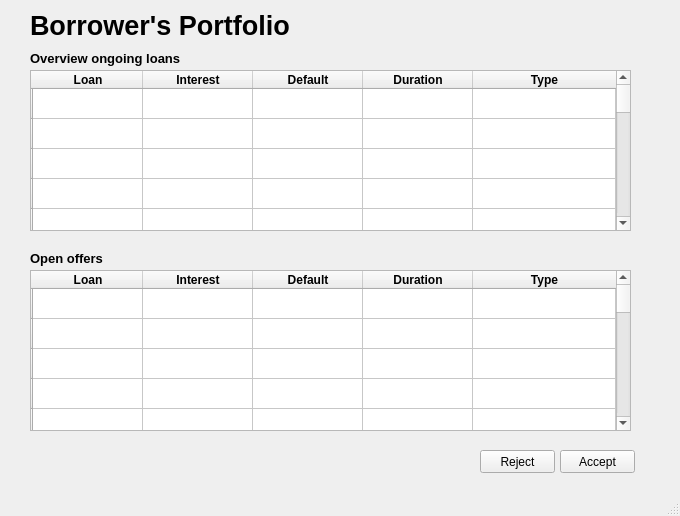
Old version of the form pyqt-designer/borrowersportfolio.ui in the repository Jumba/real-estate-market-docs.
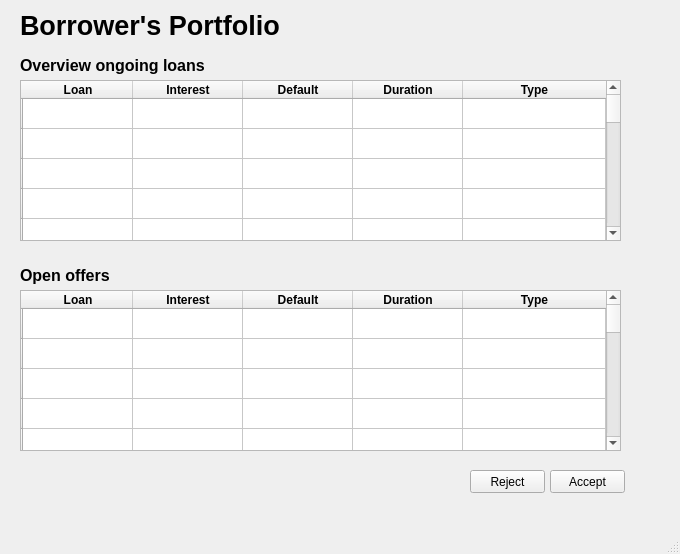
New version of the form.

```diff
--- a/pyqt-designer/borrowersportfolio.ui
+++ b/pyqt-designer/borrowersportfolio.ui
@@ -7,7 +7,7 @@
     <x>0</x>
     <y>0</y>
     <width>680</width>
-    <height>516</height>
+    <height>554</height>
    </rect>
   </property>
   <property name="windowTitle">
@@ -17,7 +17,7 @@
    <widget class="QLabel" name="label">
     <property name="geometry">
      <rect>
-      <x>30</x>
+      <x>20</x>
       <y>10</y>
       <width>311</width>
       <height>31</height>
@@ -37,8 +37,8 @@
    <widget class="QTableWidget" name="tableWidget">
     <property name="geometry">
      <rect>
-      <x>30</x>
-      <y>270</y>
+      <x>20</x>
+      <y>290</y>
       <width>601</width>
       <height>161</height>
      </rect>
@@ -218,8 +218,8 @@
    <widget class="QPushButton" name="pushButton">
     <property name="geometry">
      <rect>
-      <x>480</x>
-      <y>450</y>
+      <x>470</x>
+      <y>470</y>
       <width>75</width>
       <height>23</height>
      </rect>
@@ -231,8 +231,8 @@
    <widget class="QPushButton" name="pushButton_2">
     <property name="geometry">
      <rect>
-      <x>560</x>
-      <y>450</y>
+      <x>550</x>
+      <y>470</y>
       <width>75</width>
       <height>23</height>
      </rect>
@@ -244,10 +244,10 @@
    <widget class="QLabel" name="label_2">
     <property name="geometry">
      <rect>
-      <x>30</x>
-      <y>250</y>
-      <width>91</width>
-      <height>16</height>
+      <x>20</x>
+      <y>260</y>
+      <width>121</width>
+      <height>31</height>
      </rect>
     </property>
     <property name="font">
@@ -258,34 +258,34 @@
      </font>
     </property>
     <property name="text">
-     <string>Open offers</string>
+     <string>&lt;html&gt;&lt;head/&gt;&lt;body&gt;&lt;p&gt;&lt;span style=&quot; font-size:12pt;&quot;&gt;Open offers&lt;/span&gt;&lt;/p&gt;&lt;/body&gt;&lt;/html&gt;</string>
     </property>
    </widget>
    <widget class="QLabel" name="label_3">
     <property name="geometry">
      <rect>
-      <x>30</x>
+      <x>20</x>
       <y>50</y>
-      <width>181</width>
-      <height>16</height>
+      <width>231</width>
+      <height>31</height>
      </rect>
     </property>
     <property name="font">
      <font>
-      <pointsize>10</pointsize>
-      <weight>75</weight>
-      <bold>true</bold>
+      <pointsize>12</pointsize>
+      <weight>50</weight>
+      <bold>false</bold>
      </font>
     </property>
     <property name="text">
-     <string>Overview ongoing loans</string>
+     <string>&lt;html&gt;&lt;head/&gt;&lt;body&gt;&lt;p&gt;&lt;span style=&quot; font-weight:600;&quot;&gt;Overview ongoing loans&lt;/span&gt;&lt;/p&gt;&lt;/body&gt;&lt;/html&gt;</string>
     </property>
    </widget>
    <widget class="QTableWidget" name="tableWidget_2">
     <property name="geometry">
      <rect>
-      <x>30</x>
-      <y>70</y>
+      <x>20</x>
+      <y>80</y>
       <width>601</width>
       <height>161</height>
      </rect>
```
Left out of the diff: 14 changed lines with no effect on the pictures.
